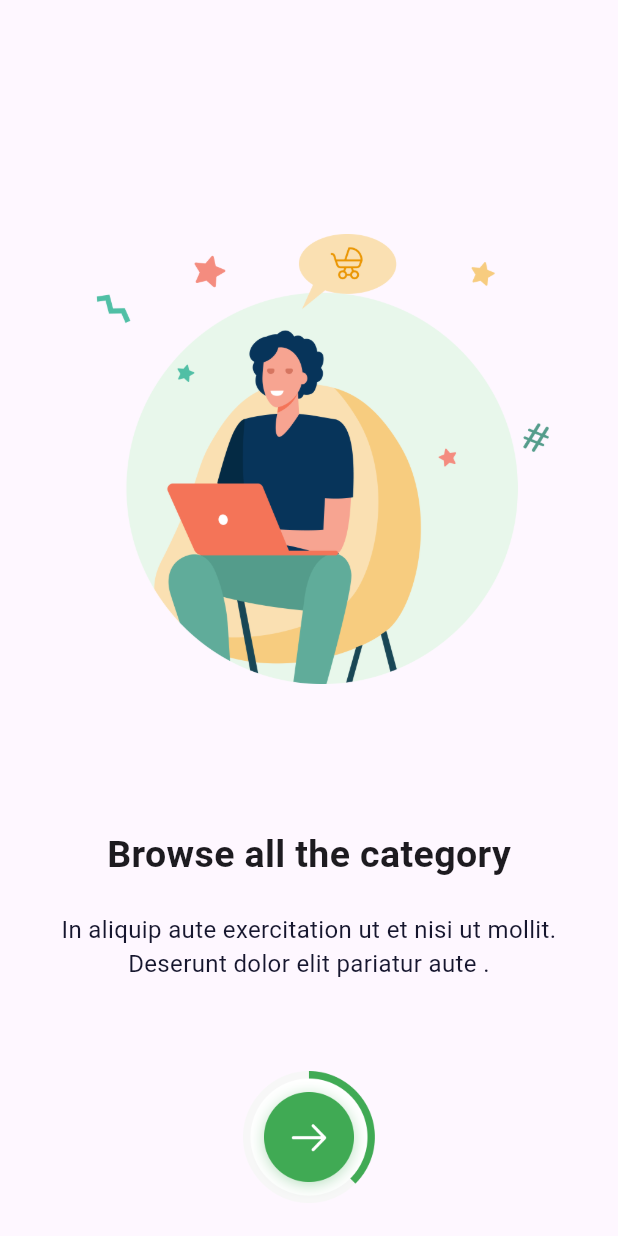
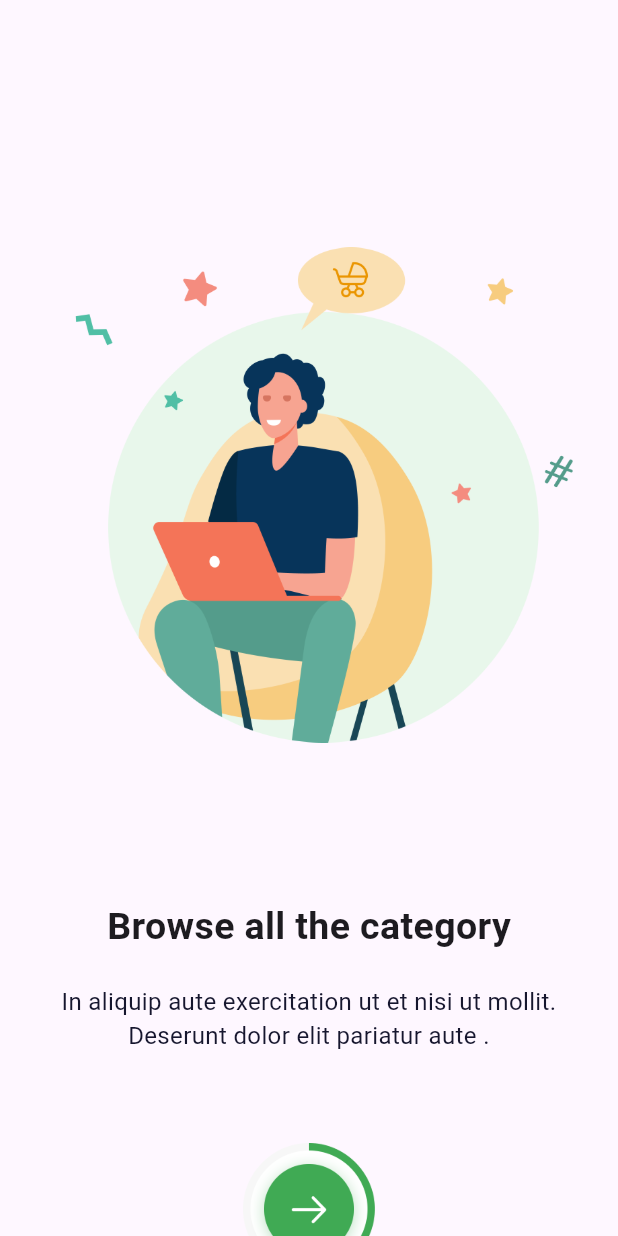
Before and after one commit to Ahmed-3lam/depi_7_25, a Flutter app: the screen it shows after launch, on a phone screen of 412 x 824 dp. Run offline on Flutter 3.47's test engine with Material 3 defaults, Android fonts, the phone set to English and light mode, and no system bars; our stand-ins replace flutter_svg, get, hive, hive_flutter; accounts and stored records are empty; Roboto replaces fonts that are missing (Griloy).

Commit message:
Implement onboarding flow with Hive integration and dynamic content

```diff
--- a/lib/const.dart
+++ b/lib/const.dart
@@ -1 +1,13 @@
 const imagePath = "assets/images/";
+
+const titles = [
+  "Browse all the category",
+  "Amazing Discounts & Offers",
+  "Delivery in 30 Min",
+];
+
+const descriptions = [
+  "In aliquip aute exercitation ut et nisi ut mollit. Deserunt dolor elit pariatur aute .",
+  "In aliquip aute exercitation ut et nisi ut mollit. Deserunt dolor elit pariatur aute .",
+  "In aliquip aute exercitation ut et nisi ut mollit. Deserunt dolor elit pariatur aute .",
+];
--- /dev/null
+++ b/lib/helpers/hive_helper.dart
@@ -0,0 +1,13 @@
+import 'package:hive/hive.dart';
+
+class HiveHelper {
+  static const onboardingBox = "onboardingBox";
+
+  static void fillOnboardingBox() {
+    Hive.box(onboardingBox).put(onboardingBox, true);
+  }
+
+  static bool isOnboardingBoxEmpty() {
+    return Hive.box(HiveHelper.onboardingBox).isEmpty;
+  }
+}
--- a/lib/main.dart
+++ b/lib/main.dart
@@ -1,3 +1,4 @@
+import 'package:depi_7_25/helpers/hive_helper.dart';
 import 'package:depi_7_25/splash/splash_screen.dart';
 import 'package:flutter/cupertino.dart';
 import 'package:flutter/material.dart';
@@ -10,7 +11,7 @@ import 'onboarding/onboarding_screen.dart';
 void main() async {
   WidgetsFlutterBinding.ensureInitialized();
   await Hive.initFlutter();
-  // var box = Hive.box("box1");
+  await Hive.openBox(HiveHelper.onboardingBox);
   //
   // // box.put("name", "Ahmed");
   //
@@ -27,10 +28,15 @@ class MyApp extends StatelessWidget {
     return GetMaterialApp(
       theme: ThemeData(fontFamily: "Gilroy"),
       debugShowCheckedModeBanner: false,
-      home: OnboardingScreen(),
+      home: SplashScreen(),
     );
   }
 }
+
+/// Get.to
+/// Get.off
+/// Get.offAll
+/// Get.back
 
 /// (1) MaterialApp()
 /// (2) Scaffold
--- a/lib/onboarding/onboarding_screen.dart
+++ b/lib/onboarding/onboarding_screen.dart
@@ -1,4 +1,7 @@
+import 'package:depi_7_25/auth/auth_screen.dart';
+import 'package:depi_7_25/helpers/hive_helper.dart';
 import 'package:flutter/material.dart';
+import 'package:get/get.dart';
 
 import '../const.dart';
 
@@ -10,6 +13,8 @@ class OnboardingScreen extends StatefulWidget {
 }
 
 class _OnboardingScreenState extends State<OnboardingScreen> {
+  int count = 1;
+
   @override
   Widget build(BuildContext context) {
     return Scaffold(
@@ -17,13 +22,14 @@ class _OnboardingScreenState extends State<OnboardingScreen> {
         padding: const EdgeInsets.only(top: 140, left: 30, right: 30),
         child: Column(
           children: [
-            Padding(
-              padding: const EdgeInsets.all(16.0),
-              child: Image.asset(imagePath + "onboarding_1.png"),
+            Container(
+              height: 380,
+              width: double.infinity,
+              child: Image.asset(imagePath + "onboarding_$count.png"),
             ),
             SizedBox(height: 80),
             Text(
-              "Browse all the category",
+              titles[count - 1],
               style: TextStyle(
                 fontFamily: "Griloy",
                 fontSize: 25,
@@ -32,7 +38,7 @@ class _OnboardingScreenState extends State<OnboardingScreen> {
             ),
             SizedBox(height: 20),
             Text(
-              "In aliquip aute exercitation ut et nisi ut mollit. Deserunt dolor elit pariatur aute .",
+              descriptions[count - 1],
               textAlign: TextAlign.center,
               style: TextStyle(
                 fontFamily: "Griloy",
@@ -42,10 +48,18 @@ class _OnboardingScreenState extends State<OnboardingScreen> {
               ),
             ),
             SizedBox(height: 60),
-            InkWell(
-              onTap: () {},
+            GestureDetector(
+              onTap: () {
+                if (count < 3) {
+                  count++;
+                  setState(() {});
+                } else {
+                  HiveHelper.fillOnboardingBox();
+                  Get.offAll(AuthScreen());
+                }
+              },
               child: Image.asset(
-                imagePath + "next_1.png",
+                imagePath + "next_$count.png",
                 height: 88,
                 width: 88,
               ),
```
Also changed, not shown: lib/splash/splash_screen.dart (+8 -1 lines).
